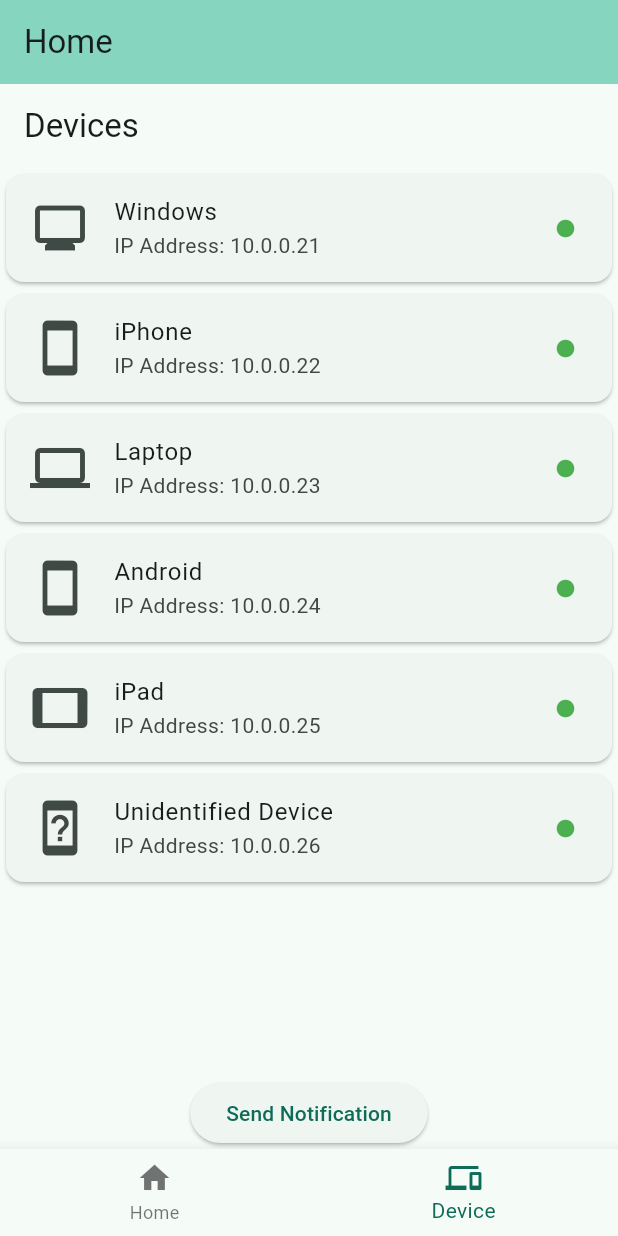
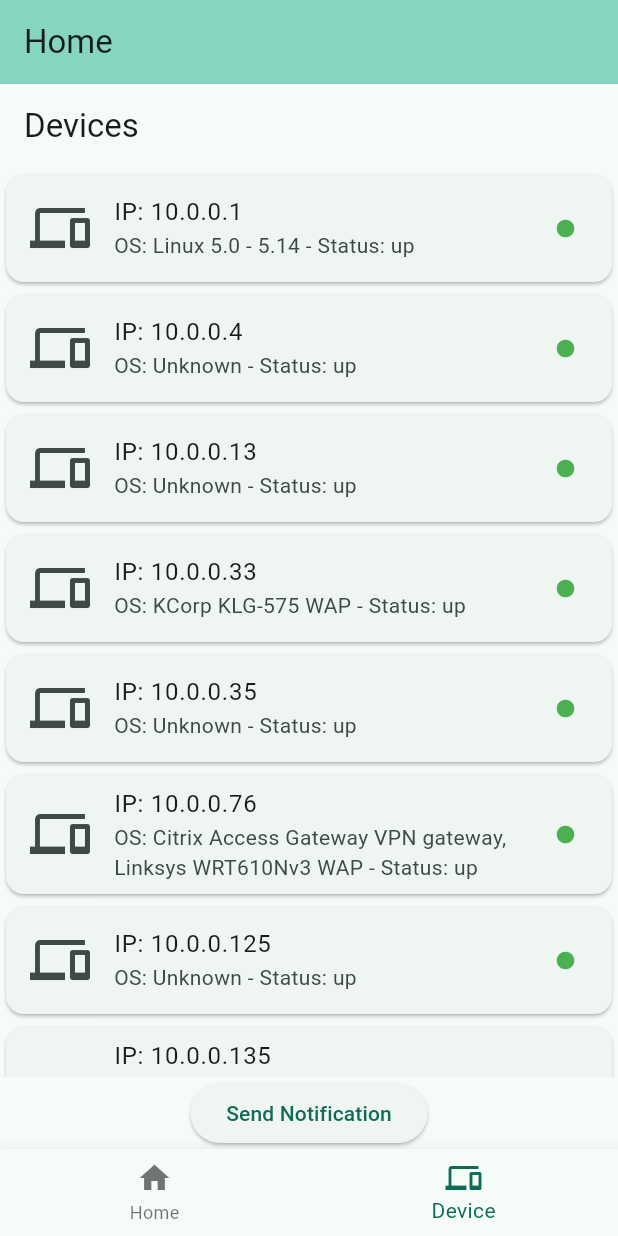
Before and after one commit to Senior-Project-Wi-Eye/wieye_app, a Flutter app: the screen it shows after launch, item 2 of the bottom bar chosen, on a phone screen of 412 x 824 dp. Run offline on Flutter 3.47's test engine with Material 3 defaults, Android fonts, the phone set to English and light mode, and no system bars; our stand-ins replace flutter_local_notifications.

Commit message:
Dynamic App Display Devices are dynamicly add to the devices screen

```diff
--- a/lib/device_screen.dart
+++ b/lib/device_screen.dart
@@ -1,20 +1,18 @@
+import 'dart:convert';
 import 'package:flutter/material.dart';
+import 'package:flutter/services.dart'; // To use rootBundle for loading assets
 
-// Show user their devices and it's information
-class DeviceScreen extends StatelessWidget {
+class DeviceScreen extends StatefulWidget {
   const DeviceScreen({super.key});
 
-  // List of decives on network
-  final List<Map<String, String>> devices = const [
-    {"name": "Windows", "type": "monitor", "ip": "10.0.0.21"},
-    {"name": "iPhone", "type": "smartphone", "ip": "10.0.0.22"},
-    {"name": "Laptop", "type": "laptop", "ip": "10.0.0.23"},
-    {"name": "Android", "type": "smartphone", "ip": "10.0.0.24"},
-    {"name": "iPad", "type": "tablet", "ip": "10.0.0.25"},
-    {"name": "Unidentified Device", "type": "unknown", "ip": "10.0.0.26"},
-  ];
+  @override
+  _DeviceScreenState createState() => _DeviceScreenState();
+}
 
-  // Assign icons to devices
+class _DeviceScreenState extends State<DeviceScreen> {
+  List<Map<String, String>> devices = [];
+
+  // Assign icons to devices based on the OS
   IconData getDeviceIcon(String type) {
     switch (type) {
       case "smartphone":
@@ -32,31 +30,72 @@ class DeviceScreen extends StatelessWidget {
     }
   }
 
+  // Load the JSON files and parse them
+  Future<void> loadData() async {
+    // Load IP result from 'lib' directory
+    final ipData = await rootBundle.loadString('lib/IPResult.json');
+    final ipJson = json.decode(ipData);
+    final List ipHosts = ipJson['hosts'];
+
+    // Load OS result from 'lib' directory
+    final osData = await rootBundle.loadString('lib/OSResult.json');
+    final osJson = json.decode(osData);
+    final List osHosts = osJson['hosts'];
+
+    // Merge IP and OS results
+    List<Map<String, String>> devicesList = [];
+    for (var ipHost in ipHosts) {
+      String ip = ipHost['host'];
+      String status = ipHost['status'];
+
+      // Find the OS data for the matching IP
+      var osHost = osHosts.firstWhere(
+            (os) => os['host'] == ip,
+        orElse: () => {'os': 'Unknown'},
+      );
+      String os = osHost['os'] ?? 'Unknown';
+
+      devicesList.add({
+        "ip": ip,
+        "status": status,
+        "os": os,
+      });
+    }
+
+    setState(() {
+      devices = devicesList;
+    });
+  }
+
+  @override
+  void initState() {
+    super.initState();
+    loadData();
+  }
+
   @override
   Widget build(BuildContext context) {
     return Scaffold(
       appBar: AppBar(title: const Text("Devices")),
-      body: Column(
-        children: [
-          // Device List
-          Expanded(
-            child: ListView.builder(
+      body: devices.isEmpty
+          ? const Center(child: CircularProgressIndicator())
+          : ListView.builder(
         itemCount: devices.length,
         itemBuilder: (context, index) {
           var device = devices[index];
+          // Determine the color based on the device status
+          Color statusColor = device['status'] == 'up' ? Colors.green : Colors.red;
+
           return Card(
             child: ListTile(
-                    leading: Icon(getDeviceIcon(device["type"]!), size: 40),
-                    title: Text(device["name"]!),
-                    subtitle: Text("IP Address: ${device["ip"]}"),
-                    trailing: const Icon(Icons.circle, color: Colors.green, size: 14),
+              leading: Icon(getDeviceIcon(device["os"] ?? 'unknown'), size: 40),
+              title: Text("IP: ${device['ip']}"),
+              subtitle: Text("OS: ${device['os']} - Status: ${device['status']}"),
+              trailing: Icon(Icons.circle, color: statusColor, size: 14), // Change color based on status
             ),
           );
         },
       ),
-          ),
-        ],
-      ),
     );
   }
 }
--- a/lib/home_screen.dart
+++ b/lib/home_screen.dart
@@ -25,6 +25,12 @@ class _HomeScreenState extends State<HomeScreen> {
     const DeviceScreen(),
   ];
 
+  @override
+  void initState() {
+    super.initState();
+    WidgetsFlutterBinding.ensureInitialized();
+    NotiService().intiNotification();
+  }
   @override
   Widget build(BuildContext context) {
     return Scaffold(
--- a/lib/noti_service.dart
+++ b/lib/noti_service.dart
@@ -14,10 +14,12 @@ class NotiService {
     // prepare android init settings
     const initSettingsAndroid =
       AndroidInitializationSettings('@mipmap/android_logo');
+   // const initSettingsWindows = WindowsInitializationSettings();
 
     // inti settings
     const intiSettings = InitializationSettings(
         android: initSettingsAndroid,
+       // windows: initSettingsWindows,
     );
 
     // initizalize the  plugin!
--- a/pubspec.yaml
+++ b/pubspec.yaml
@@ -62,7 +62,10 @@ flutter:
   uses-material-design: true
 
   # To add assets to your application, add an assets section, like this:
-  # assets:
+  assets:
+    - lib/IPResult.json
+    - lib/OSResult.json
+    - lib/DetailedResult.json
 
   # An image asset can refer to one or more resolution-specific "variants", see
   # https://flutter.dev/to/resolution-aware-images
```
Lines whose indentation alone changed are shown as unchanged.
